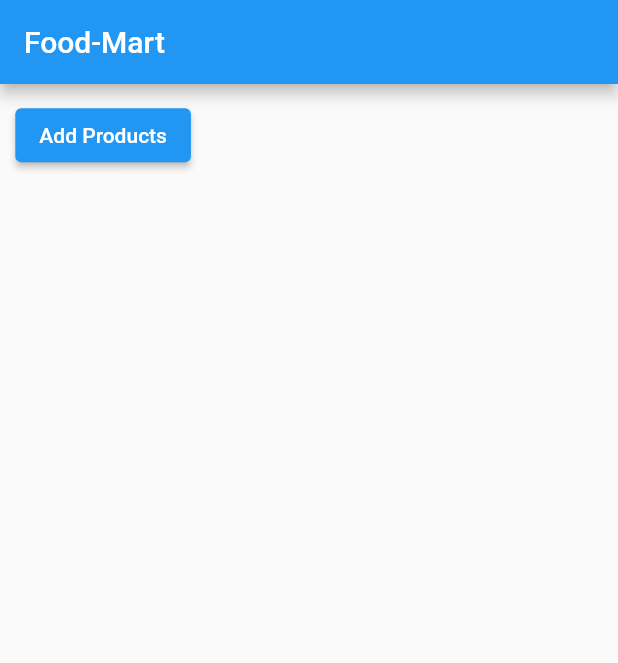
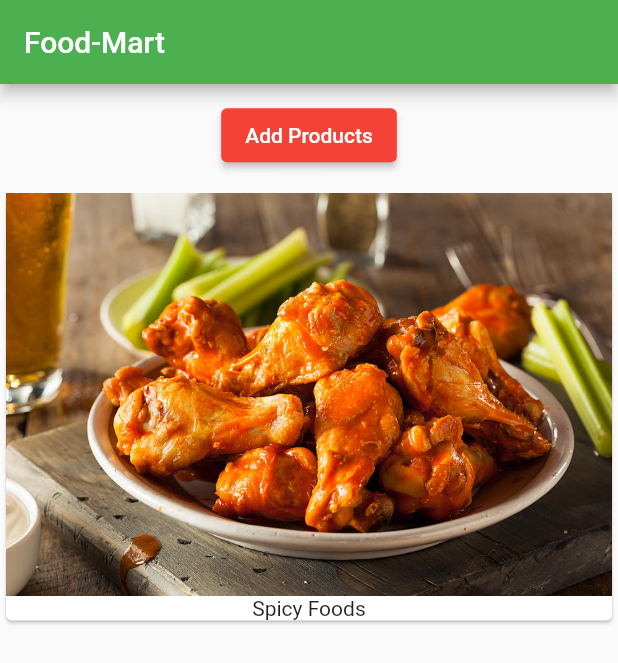
Before and after one commit to jonyszone/E_Mart, a Flutter app: the screen it shows after launch, on a phone screen of 412 x 824 dp. Shown: the top 663 px of the screen. Run offline on Flutter 3.47's test engine with Material 2 defaults, Android fonts, the phone set to English and light mode, and no system bars.

Commit message:
added material design color

```diff
--- a/lib/main.dart
+++ b/lib/main.dart
@@ -1,39 +1,21 @@
 import 'package:flutter/material.dart';
+
+import 'package:flutter_projects/product_manager.dart';
 
 void main() => runApp(MyApp());
 
-class MyApp extends StatefulWidget {
-  @override
-  State<StatefulWidget> createState() {
-    // TODO: implement createState
-    return _MyAppState();
-  }
-}
-
-class _MyAppState extends State<MyApp> {
-  List<String> _products = ["Food Tester"];
-
+class MyApp extends StatelessWidget {
   @override
   Widget build(BuildContext context) {
     return MaterialApp(
+      theme: ThemeData(
+          colorScheme: ColorScheme.fromSwatch(primarySwatch: Colors.green)
+              .copyWith(secondary: Colors.deepOrange)),
       home: Scaffold(
         appBar: AppBar(
           title: Text('Food-Mart'),
         ),
-        body: Column(
-          children: [
-            Container(
-              margin: EdgeInsets.all(10.2),
-              child: ElevatedButton(
-                  onPressed: () {
-                    setState(() {
-                      _products.add('Spicy Food Tester');
-                    });
-                  },
-                  child: Text('Add Products')),
-            ),
-          ],
-        ),
+        body: ProductManager('Spicy Foods'),
       ),
     );
   }
--- /dev/null
+++ b/lib/product_manager.dart
@@ -0,0 +1,50 @@
+import 'package:flutter/material.dart';
+
+import 'package:flutter_projects/products.dart';
+
+class ProductManager extends StatefulWidget {
+  final String startingProduct;
+
+  ProductManager(this.startingProduct);
+
+  @override
+  State<StatefulWidget> createState() {
+    // TODO: implement createState
+    return _ProductManagerState();
+  }
+}
+
+class _ProductManagerState extends State<ProductManager> {
+  List<String> _products = [];
+
+  @override
+  void initState() {
+    // TODO: implement initState
+    _products.add(widget.startingProduct);
+    super.initState();
+  }
+
+  @override
+  Widget build(BuildContext context) {
+    // TODO: implement build
+    return Column(
+      children: [
+        Container(
+          margin: EdgeInsets.all(10.2),
+          child: ElevatedButton(
+            child: Text('Add Products'),
+            onPressed: () {
+              setState(() {
+                _products.add('Spicy Food Tester');
+              });
+            },
+            style: ButtonStyle(
+              backgroundColor: MaterialStateProperty.all(Colors.red),
+            ),
+          ),
+        ),
+        Products(_products),
+      ],
+    );
+  }
+}
```
